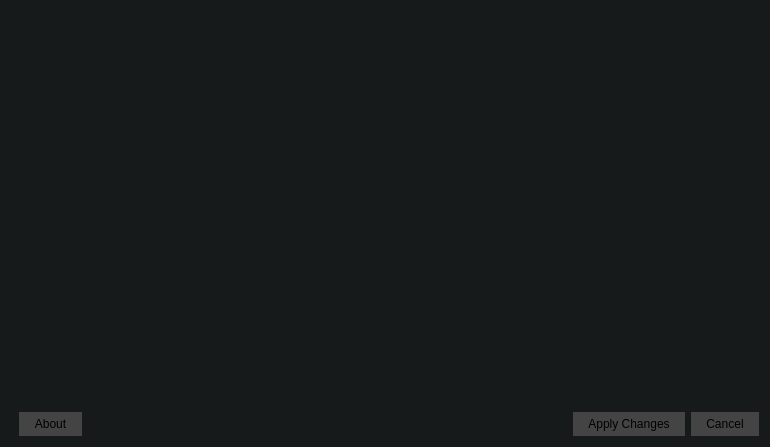
First picture: the form in src/dialogs/preferencesdialog.ui, repository jahshaka/Studio, before the edit.
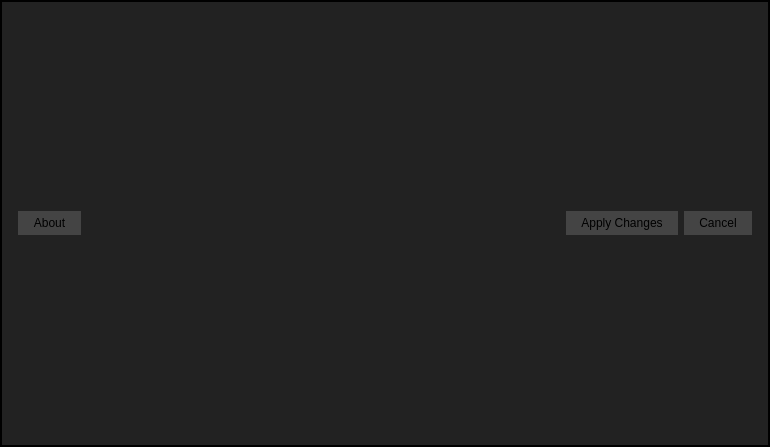
Second picture: the form after the edit. Icons and pictures are not drawn.

```diff
--- a/src/dialogs/preferencesdialog.ui
+++ b/src/dialogs/preferencesdialog.ui
@@ -14,8 +14,10 @@
    <string>Dialog</string>
   </property>
   <property name="styleSheet">
-   <string notr="true">#PreferencesDialog {
-  background: rgb(23, 26, 27);
+   <string notr="true">QDialog#PreferencesDialog {
+	border: 2px solid black;
+	background: #222;
+	color: #EEE;
 }
 
 QPushButton, QToolButton {
@@ -39,9 +41,21 @@
   </property>
   <layout class="QGridLayout" name="gridLayout">
    <property name="leftMargin">
+    <number>5</number>
+   </property>
+   <property name="topMargin">
+    <number>5</number>
+   </property>
+   <property name="rightMargin">
+    <number>5</number>
+   </property>
+   <property name="bottomMargin">
+    <number>5</number>
+   </property>
+   <property name="spacing">
     <number>0</number>
    </property>
-   <item row="2" column="1">
+   <item row="1" column="0">
     <widget class="QWidget" name="bottomPanel" native="true">
      <property name="sizePolicy">
       <sizepolicy hsizetype="Preferred" vsizetype="Fixed">
@@ -51,16 +65,16 @@
      </property>
      <layout class="QHBoxLayout" name="horizontalLayout">
       <property name="leftMargin">
-       <number>0</number>
+       <number>13</number>
       </property>
       <property name="topMargin">
-       <number>0</number>
+       <number>13</number>
       </property>
       <property name="rightMargin">
-       <number>0</number>
+       <number>13</number>
       </property>
       <property name="bottomMargin">
-       <number>0</number>
+       <number>13</number>
       </property>
       <item>
        <widget class="QPushButton" name="aboutButton">
@@ -111,48 +125,7 @@
      </layout>
     </widget>
    </item>
-   <item row="0" column="0" rowspan="3">
-    <widget class="QWidget" name="widget" native="true">
-     <layout class="QVBoxLayout" name="verticalLayout">
-      <property name="leftMargin">
-       <number>0</number>
-      </property>
-      <property name="topMargin">
-       <number>0</number>
-      </property>
-      <property name="rightMargin">
-       <number>6</number>
-      </property>
-      <property name="bottomMargin">
-       <number>0</number>
-      </property>
-      <item>
-       <widget class="QLabel" name="label">
-        <property name="text">
-         <string/>
-        </property>
-        <property name="pixmap">
-         <pixmap>:/images/sidepanelimage.jpg</pixmap>
-        </property>
-       </widget>
-      </item>
-     </layout>
-    </widget>
-   </item>
-   <item row="1" column="1">
-    <spacer name="verticalSpacer">
-     <property name="orientation">
-      <enum>Qt::Vertical</enum>
-     </property>
-     <property name="sizeHint" stdset="0">
-      <size>
-       <width>20</width>
-       <height>40</height>
-      </size>
-     </property>
-    </spacer>
-   </item>
-   <item row="0" column="1">
+   <item row="0" column="0">
     <layout class="QHBoxLayout" name="worldLayout"/>
    </item>
   </layout>
```
